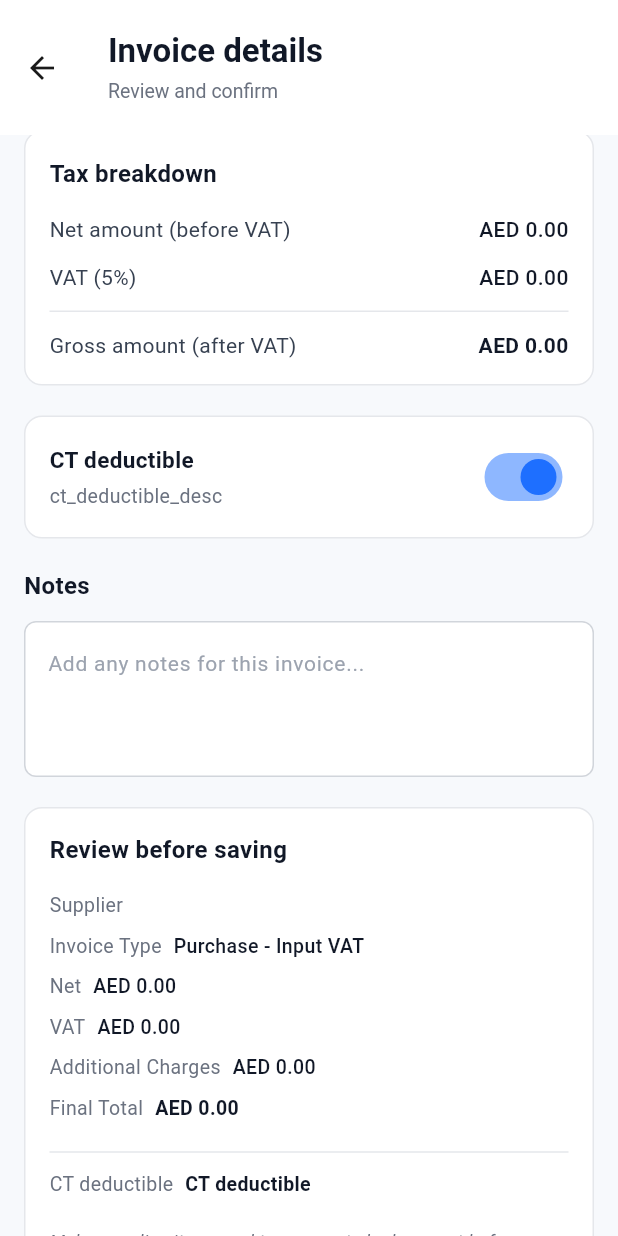
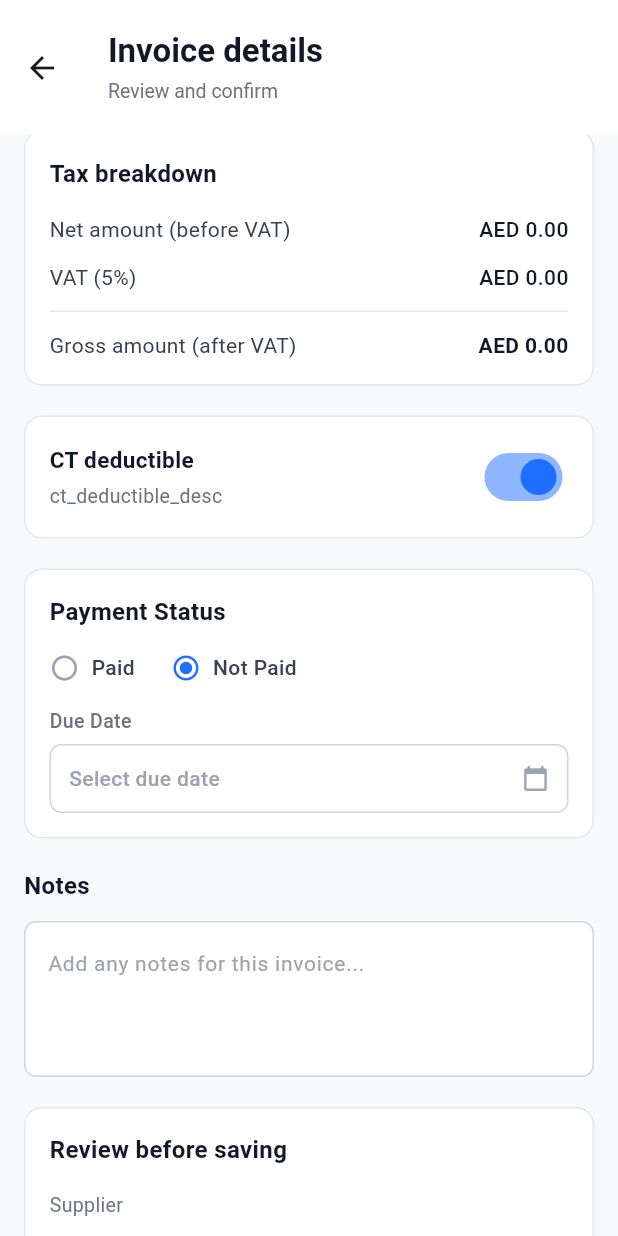
Before and after one commit to haram-333/fineye, a Flutter app: the InvoiceDetailsView screen opened by its route, scrolled down 1728 dp, on a phone screen of 412 x 824 dp. Run offline on Flutter 3.47's test engine with Material 3 defaults, Android fonts, the light colour scheme and no system bars; our stand-ins replace cloud_firestore, file_picker, firebase_auth, firebase_core, firebase_messaging, firebase_storage and 6 more; missing offline and left inert: crop_your_image, gal, google_mlkit_text_recognition, pdfx; accounts and stored records are empty; project files that could hold a hidden picture were left out.

Commit message:
Add payment status, due date, fix VAT calculation and dashboard issues

```diff
--- a/lib/core/translations/messages.dart
+++ b/lib/core/translations/messages.dart
@@ -443,7 +443,7 @@ class Messages extends Translations {
           'label_breakdown': 'Tax breakdown',
           'label_deadline_vat': 'Next VAT return deadline',
           'label_reminder': "We'll remind you before the filing date.",
-          'label_due_in_days': 'Due in {days} days',
+          'label_due_in_days': 'Due in @days days',
           'label_advance': 'Advance',
 
 
@@ -596,7 +596,7 @@ class Messages extends Translations {
           'label_gross_amount': 'Gross amount:',
           'label_vat_5_percent': 'VAT (5%):',
           'label_formula': 'Formula:',
-          'label_days_ago': '{days} days ago',
+          'label_days_ago': '@days days ago',
           'label_unknown_supplier': 'Unknown supplier',
 
           // Invoice Details
@@ -1032,15 +1032,15 @@ class Messages extends Translations {
           // Notification Time Stamps
           'notif_time_now': 'Now',
           'notif_time_just_now': 'Just now',
-          'notif_time_minutes_ago': '{count} minutes ago',
+          'notif_time_minutes_ago': '@count minutes ago',
           'notif_time_hour_ago': '1 hour ago',
-          'notif_time_hours_ago': '{count} hours ago',
+          'notif_time_hours_ago': '@count hours ago',
           'notif_time_today': 'Today',
           'notif_time_yesterday': 'Yesterday',
-          'notif_time_days_ago': '{count} days ago',
+          'notif_time_days_ago': '@count days ago',
           'notif_time_week_ago': '1 week ago',
-          'notif_time_weeks_ago': '{count} weeks ago',
-          'notif_time_due_in': 'Due in {count} days',
+          'notif_time_weeks_ago': '@count weeks ago',
+          'notif_time_due_in': 'Due in @count days',
           'notif_time_due_today': 'Due today',
           'notif_time_due_tomorrow': 'Due tomorrow',
           'notif_time_overdue': 'Overdue',
@@ -1415,7 +1415,7 @@ class Messages extends Translations {
           'label_breakdown': 'توزيع الضريبة',
           'label_deadline_vat': 'الموعد النهائي لتقديم VAT',
           'label_reminder': 'سنقوم بتذكيرك قبل تاريخ التقديم.',
-          'label_due_in_days': 'مستحق خلال {days} يوم',
+          'label_due_in_days': 'مستحق خلال @days يوم',
           'label_advance': 'دفعة مقدمة',
 
 
@@ -1605,7 +1605,7 @@ class Messages extends Translations {
           'label_gross_amount': 'المبلغ الإجمالي:',
           'label_vat_5_percent': 'الضريبة (5%):',
           'label_formula': 'الصيغة:',
-          'label_days_ago': 'منذ {days} يوم',
+          'label_days_ago': 'منذ @days يوم',
           'label_unknown_supplier': 'مورد غير معروف',
 
           // Invoice Details
@@ -2175,15 +2175,15 @@ class Messages extends Translations {
           // Notification Time Stamps
           'notif_time_now': 'الآن',
           'notif_time_just_now': 'الآن',
-          'notif_time_minutes_ago': 'منذ {count} دقيقة',
+          'notif_time_minutes_ago': 'منذ @count دقيقة',
           'notif_time_hour_ago': 'منذ ساعة',
-          'notif_time_hours_ago': 'منذ {count} ساعة',
+          'notif_time_hours_ago': 'منذ @count ساعة',
           'notif_time_today': 'اليوم',
           'notif_time_yesterday': 'أمس',
-          'notif_time_days_ago': 'منذ {count} يوم',
+          'notif_time_days_ago': 'منذ @count يوم',
           'notif_time_week_ago': 'منذ أسبوع',
-          'notif_time_weeks_ago': 'منذ {count} أسبوع',
-          'notif_time_due_in': 'مستحق خلال {count} يوم',
+          'notif_time_weeks_ago': 'منذ @count أسبوع',
+          'notif_time_due_in': 'مستحق خلال @count يوم',
           'notif_time_due_today': 'مستحق اليوم',
           'notif_time_due_tomorrow': 'مستحق غدًا',
           'notif_time_overdue': 'متأخر',
--- a/lib/data/models/invoice_model.dart
+++ b/lib/data/models/invoice_model.dart
@@ -64,6 +64,7 @@ class Invoice {
   final String notes;
   final bool isCtDeductible;
   final String vatActivity; // High, Medium, Low
+  final DateTime? dueDate; // Due date for unpaid invoices
 
   /// Optional Firestore user id (uid) of the owner of this invoice.
   /// Used for the `user_invoices` collection to scope invoices per user.
@@ -97,6 +98,7 @@ class Invoice {
     required this.notes,
     required this.isCtDeductible,
     required this.vatActivity,
+    this.dueDate,
     this.userId = '',
     this.imageUrl,
     this.firestoreDocId,
@@ -123,6 +125,7 @@ class Invoice {
       'notes': notes,
       'isCtDeductible': isCtDeductible,
       'vatActivity': vatActivity,
+      'dueDate': dueDate != null ? Timestamp.fromDate(dueDate!) : null,
       'userId': userId,
       'imageUrl': imageUrl,
       'risks': risks.map((r) => r.toMap()).toList(),
@@ -147,6 +150,7 @@ class Invoice {
       notes: map['notes'] ?? '',
       isCtDeductible: map['isCtDeductible'] ?? true,
       vatActivity: map['vatActivity'] ?? 'Low',
+      dueDate: (map['dueDate'] as Timestamp?)?.toDate(),
       userId: map['userId'] ?? '',
       imageUrl: map['imageUrl'] as String?,
       firestoreDocId: documentId, // Store the Firestore document ID
@@ -178,6 +182,7 @@ class Invoice {
     String? notes,
     bool? isCtDeductible,
     String? vatActivity,
+    DateTime? dueDate,
     List<InvoiceRisk>? risks,
     String? userId,
     String? imageUrl,
@@ -197,6 +202,7 @@ class Invoice {
       notes: notes ?? this.notes,
       isCtDeductible: isCtDeductible ?? this.isCtDeductible,
       vatActivity: vatActivity ?? this.vatActivity,
+      dueDate: dueDate ?? this.dueDate,
       userId: userId ?? this.userId,
       imageUrl: imageUrl ?? this.imageUrl,
       firestoreDocId: firestoreDocId ?? this.firestoreDocId,
--- a/lib/presentation/controllers/dashboard_controller.dart
+++ b/lib/presentation/controllers/dashboard_controller.dart
@@ -1,6 +1,6 @@
 import 'package:flutter/material.dart';
 import 'package:get/get.dart';
-import '../../core/constants/app_colors.dart';
+import 'package:intl/intl.dart';
 import '../../core/constants/app_routes.dart';
 import '../../core/services/snackbar_service.dart';
 import '../../domain/services/compliance_status_service.dart';
@@ -9,6 +9,7 @@ import '../views/dashboard/widgets/readiness_checklist_modal.dart';
 import 'company_profile_controller.dart';
 import 'invoice_list_controller.dart';
 import 'status_bar_controller.dart';
+import 'notifications_controller.dart';
 import '../../core/services/invoice_export_service.dart';
 
 
@@ -43,21 +44,22 @@ class DashboardController extends GetxController {
   final showSetupBanner = false.obs;
 
   // VAT Data
-  var vatTotalAmount = 'AED 2,890.00'.obs;
-  var vatPendingCount = '8'.obs;
-  var vatDeadlineDate = 'Due: 28 Jul 2025'.obs;
-  var vatDaysLeftCount = 10.obs;
+  var vatTotalAmount = 'AED 0.00'.obs;
+  var vatPendingCount = '0'.obs;
+  var vatDeadlineDate = 'Due: '.obs;
+  var vatDaysLeftCount = 0.obs;
+  var vatMonthTitle = 'Total VAT for '.obs; // Dynamic month title
 
   // VAT Breakdown (for "Why this amount?")
-  var vatOutputAmount = 'AED 4,500.00'.obs;
-  var vatInputAmount = 'AED -1,610.00'.obs;
+  var vatOutputAmount = 'AED 0.00'.obs;
+  var vatInputAmount = 'AED 0.00'.obs;
   var vatAdjustmentsAmount = 'AED 0.00'.obs;
 
   // Corporate Tax Data
-  var ctTotalAmount = 'AED 18,400.00'.obs;
+  var ctTotalAmount = 'AED 0.00'.obs;
   var ctNextPaymentType = 'Advance'.obs;
-  var ctDeadlineDate = 'Due: 15 Sep 2025'.obs;
-  var ctDaysLeftCount = 59.obs;
+  var ctDeadlineDate = 'Due: '.obs;
+  var ctDaysLeftCount = 0.obs;
 
   // Deadlines
   final vatDeadline = DateTime.now().obs;
@@ -116,13 +118,14 @@ class DashboardController extends GetxController {
       final invoiceController = Get.find<InvoiceListController>();
 
       final totalInvoices = invoiceController.invoices.length;
-      final reviewedInvoices = invoiceController.invoices.where((i) => i.status == 'Reviewed').length;
+      // Check for UNPAID invoices (status != 'Paid') - this is what "Action needed" should check
+      final unpaidInvoices = invoiceController.invoices.where((i) => i.status != 'Paid').length;
 
       // Update service with real data
-      // If there are 0 invoices, hasUnreviewedInvoices will be false (passes the check)
+      // If there are 0 unpaid invoices, hasUnreviewedInvoices will be false (passes the check)
       _complianceService.updateInvoiceStatus(
         totalInvoices: totalInvoices,
-        reviewedInvoices: reviewedInvoices,
+        reviewedInvoices: totalInvoices - unpaidInvoices, // Reviewed = Paid
       );
 
       // Count high-risk invoices based on risks property
@@ -182,35 +185,87 @@ class DashboardController extends GetxController {
     // Update compliance status from real invoice data
     updateComplianceFromInvoices();
 
-    vatDeadline.value = DateTime.now().add(const Duration(days: 10));
-    ctDeadline.value = DateTime.now().add(const Duration(days: 59));
+    // Calculate deadlines (default to end of current month + 28 days for VAT, end of quarter for CT)
+    final now = DateTime.now();
+    final currentMonthEnd = DateTime(now.year, now.month + 1, 0); // Last day of current month
+    vatDeadline.value = currentMonthEnd.add(const Duration(days: 28)); // VAT due 28 days after month end
 
-    // Set up notifications (can be enhanced to use real invoice data)
-    final pendingCount = invoiceController.invoices.where((i) => i.status == 'Pending').length;
-    recentNotifications.assignAll([
-      NotificationItem(
-        message: '$pendingCount invoices need review',
-        time: 'Today • 11:20',
-        category: 'System',
-      ),
-      NotificationItem(
-        message: 'VAT return draft is ready for review',
-        time: 'Yesterday • 18:05',
-        category: 'VAT',
-      ),
-      NotificationItem(
-        message: 'Corporate Tax reminder: confirm FY dates',
-        time: 'Mon • 09:30',
-        category: 'Corporate',
-      ),
-    ]);
+    // CT deadline: end of current quarter + 30 days
+    final currentQuarter = ((now.month - 1) ~/ 3) + 1;
+    final quarterEndMonth = currentQuarter * 3;
+    final quarterEnd = DateTime(now.year, quarterEndMonth + 1, 0);
+    ctDeadline.value = quarterEnd.add(const Duration(days: 30));
+
+    // Update deadline dates and days left
+    _updateDeadlineDates();
+
+    // Load real notifications from NotificationsController
+    _loadRealNotifications();
 
     hasHighRiskInvoices.value = invoiceController.invoices.any(
       (i) => i.hasHighRisk,
     );
   }
 
+  void _updateDeadlineDates() {
+    final now = DateTime.now();
+
+    // VAT deadline
+    final vatDaysLeft = vatDeadline.value.difference(now).inDays;
+    vatDaysLeftCount.value = vatDaysLeft > 0 ? vatDaysLeft : 0;
+    vatDeadlineDate.value = 'Due: ${DateFormat('dd MMM yyyy').format(vatDeadline.value)}';
+
+    // CT deadline
+    final ctDaysLeft = ctDeadline.value.difference(now).inDays;
+    ctDaysLeftCount.value = ctDaysLeft > 0 ? ctDaysLeft : 0;
+    ctDeadlineDate.value = 'Due: ${DateFormat('dd MMM yyyy').format(ctDeadline.value)}';
+  }
+
+  void _loadRealNotifications() {
+    // Try to get notifications from NotificationsController
+    if (Get.isRegistered<NotificationsController>()) {
+      final notificationsController = Get.find<NotificationsController>();
+      // Get first 3 notifications
+      final notifications = notificationsController.filteredNotifications.take(3).map((n) {
+        return NotificationItem(
+          message: n.message,
+          time: n.time,
+          category: _mapNotificationTypeToCategory(n.type),
+        );
+      }).toList();
+      recentNotifications.assignAll(notifications);
+    } else {
+      // Fallback: use invoice-based notifications
+      if (Get.isRegistered<InvoiceListController>()) {
+        final invoiceController = Get.find<InvoiceListController>();
+        final unpaidCount = invoiceController.invoices.where((i) => i.status != 'Paid').length;
+        recentNotifications.assignAll([
+          if (unpaidCount > 0)
+            NotificationItem(
+              message: '$unpaidCount invoices need review',
+              time: 'Today',
+              category: 'System',
+            ),
+        ]);
+      }
+    }
+  }
+
+  String _mapNotificationTypeToCategory(dynamic type) {
+    if (type.toString().contains('vat')) return 'VAT';
+    if (type.toString().contains('corporate') || type.toString().contains('ct')) return 'Corporate';
+    return 'System';
+  }
+
   void _calculateTotalsFromInvoices(List<Invoice> invoices) {
+    final now = DateTime.now();
+    final currentMonth = now.month;
+    final currentYear = now.year;
+
+    // Update month title dynamically
+    final monthName = DateFormat('MMM').format(now);
+    vatMonthTitle.value = 'Total VAT for $monthName';
+
     if (invoices.isEmpty) {
       // Set default values if no invoices
       vatTotalAmount.value = 'AED 0.00';
@@ -218,6 +273,7 @@ class DashboardController extends GetxController {
       vatInputAmount.value = 'AED 0.00';
       vatAdjustmentsAmount.value = 'AED 0.00';
       vatPendingCount.value = '0';
+      ctTotalAmount.value = 'AED 0.00';
       invoiceCount.value = 0;
       totalExpenses.value = 0.0;
       totalVAT.value = 0.0;
@@ -227,32 +283,43 @@ class DashboardController extends GetxController {
     // Calculate totals
     invoiceCount.value = invoices.length;
 
-    // Total expenses (gross amounts)
-    totalExpenses.value = invoices.fold(0.0, (sum, inv) => sum + inv.grossAmount);
+    // Filter invoices for CURRENT MONTH only
+    final currentMonthInvoices = invoices.where((inv) {
+      return inv.date.year == currentYear && inv.date.month == currentMonth;
+    }).toList();
 
-    // Total VAT
-    totalVAT.value = invoices.fold(0.0, (sum, inv) => sum + inv.vatAmount);
+    // Total expenses (gross amounts) for current month
+    totalExpenses.value = currentMonthInvoices.fold(0.0, (sum, inv) => sum + inv.grossAmount);
 
-    // Pending invoices count
-    final pendingCount = invoices.where((inv) => inv.status == 'Pending').length;
-    vatPendingCount.value = pendingCount.toString();
-    unverifiedInvoiceCount.value = pendingCount;
+    // Total VAT for current month
+    totalVAT.value = currentMonthInvoices.fold(0.0, (sum, inv) => sum + inv.vatAmount);
 
-    // VAT Input (from purchases/invoices) - assuming all invoices are purchases for now
-    final inputVat = invoices.fold(0.0, (sum, inv) => sum + inv.vatAmount);
+    // Pending invoices count (unpaid invoices)
+    final unpaidCount = invoices.where((inv) => inv.status != 'Paid').length;
+    vatPendingCount.value = unpaidCount.toString();
+    unverifiedInvoiceCount.value = unpaidCount;
+
+    // VAT Input (from purchases/invoices) for current month - assuming all invoices are purchases for now
+    final inputVat = currentMonthInvoices.fold(0.0, (sum, inv) => sum + inv.vatAmount);
 
     // VAT Output - would need separate sales invoices, for now assume 0
     // In a real app, you'd filter invoices by type (purchase vs sales)
     final outputVat = 0.0;
 
-    // VAT Total (Output - Input)
-    final vatTotal = outputVat - inputVat;
+    // VAT Total = Sum of all VAT amounts from invoices (what user sees as "Total VAT")
+    final vatTotal = currentMonthInvoices.fold(0.0, (sum, inv) => sum + inv.vatAmount);
 
     // Format amounts
-    vatTotalAmount.value = _formatAmount(vatTotal.abs());
+    vatTotalAmount.value = _formatAmount(vatTotal); // Show total VAT from invoices
     vatInputAmount.value = _formatAmount(-inputVat); // Negative for input
     vatOutputAmount.value = _formatAmount(outputVat);
     vatAdjustmentsAmount.value = 'AED 0.00';
+
+    // Calculate Corporate Tax Total from CT deductible invoices
+    // CT deductible = invoices where isCtDeductible is true
+    final ctDeductibleInvoices = invoices.where((inv) => inv.isCtDeductible).toList();
+    final ctTotal = ctDeductibleInvoices.fold(0.0, (sum, inv) => sum + inv.grossAmount);
+    ctTotalAmount.value = _formatAmount(ctTotal);
   }
 
   String _formatAmount(double amount) {
--- a/lib/presentation/views/dashboard/dashboard_view.dart
+++ b/lib/presentation/views/dashboard/dashboard_view.dart
@@ -120,7 +120,7 @@ class DashboardView extends GetView<DashboardController> {
                           _buildOverviewCard(
                             color: iconColor,
                             backgroundColor: baseColor,
-                            title: 'total_vat_jun'.tr,
+                            title: controller.vatMonthTitle.value,
                             badgeText: 'VAT',
                             summaryLabel: 'label_summary'.tr,
                             firstDatumLabel: 'label_total_vat'.tr,
@@ -595,9 +595,13 @@ _buildOverviewCard(
           // Switch to invoices tab
           Get.find<MainController>().changeTabIndex(1);
 
+          // Filter to show unpaid invoices (status != 'Paid')
           if (Get.isRegistered<InvoiceListController>()) {
             final invoiceController = Get.find<InvoiceListController>();
-            invoiceController.setRiskFilter('with_risk');
+            // Clear any existing filters and show unpaid invoices
+            invoiceController.searchController.clear();
+            // The invoice list will show all invoices, but we can filter by status
+            // For now, just navigate - the user can see all invoices including unpaid ones
           }
 
       },
--- a/lib/presentation/views/invoices/invoice_details_view.dart
+++ b/lib/presentation/views/invoices/invoice_details_view.dart
@@ -103,6 +103,10 @@ class InvoiceDetailsView extends GetView<InvoiceDetailsController> {
 
               // 10. CT Deductible
               _buildCtDeductible(),
+              const SizedBox(height: 20),
+
+              // 10.5. Payment Status
+              _buildPaymentStatusSection(),
               const SizedBox(height: 20),
 
               // 11. Notes
@@ -1203,6 +1207,99 @@ class InvoiceDetailsView extends GetView<InvoiceDetailsController> {
     );
   }
 
+  // 10.5. Payment Status
+  Widget _buildPaymentStatusSection() {
+    return Container(
+      padding: const EdgeInsets.all(16),
+      decoration: BoxDecoration(
+        color: Colors.white,
+        borderRadius: BorderRadius.circular(12),
+        border: Border.all(color: const Color(0xFFE5E7EB)),
+      ),
+      child: Column(
+        crossAxisAlignment: CrossAxisAlignment.start,
+        children: [
+          Text(
+            'Payment Status',
+            style: const TextStyle(fontWeight: FontWeight.bold, fontSize: 16, color: Color(0xFF111827)),
+          ),
+          const SizedBox(height: 16),
+          // Radio buttons for Paid/Not Paid
+          Obx(() => Row(
+            children: [
+              _buildPaymentRadioOption('Paid', true),
+              const SizedBox(width: 24),
+              _buildPaymentRadioOption('Not Paid', false),
+            ],
+          )),
+          const SizedBox(height: 16),
+          // Due date picker (only show when Not Paid is selected)
+          Obx(() {
+            if (controller.isPaid.value) {
+              return const SizedBox.shrink();
+            }
+            return Column(
+              crossAxisAlignment: CrossAxisAlignment.start,
+              children: [
+                Text(
+                  'Due Date',
+                  style: const TextStyle(fontSize: 13, fontWeight: FontWeight.w500, color: Color(0xFF6B7280)),
+                ),
+                const SizedBox(height: 6),
+                GestureDetector(
+                  onTap: controller.selectDueDate,
+                  child: Container(
+                    padding: const EdgeInsets.symmetric(horizontal: 12, vertical: 12),
+                    decoration: BoxDecoration(
+                      color: Colors.white,
+                      border: Border.all(color: const Color(0xFFD1D5DB)),
+                      borderRadius: BorderRadius.circular(8),
+                    ),
+                    child: Row(
+                      mainAxisAlignment: MainAxisAlignment.spaceBetween,
+                      children: [
+                        Text(
+                          controller.dueDate.value != null
+                              ? DateFormat('dd MMM yyyy').format(controller.dueDate.value!)
+                              : 'Select due date',
+                          style: TextStyle(
+                            fontSize: 14,
+                            color: controller.dueDate.value != null
+                                ? const Color(0xFF111827)
+                                : const Color(0xFF9CA3AF),
+                            fontWeight: FontWeight.w500,
+                          ),
+                        ),
+                        const Icon(Icons.calendar_today, size: 18, color: Color(0xFF9CA3AF)),
+                      ],
+                    ),
+                  ),
+                ),
+              ],
+            );
+          }),
+        ],
+      ),
+    );
+  }
+
+  Widget _buildPaymentRadioOption(String label, bool value) {
+    return GestureDetector(
+      onTap: () => controller.isPaid.value = value,
+      child: Row(
+        children: [
+          Icon(
+            controller.isPaid.value == value ? Icons.radio_button_checked : Icons.radio_button_off,
+            color: controller.isPaid.value == value ? const Color(0xFF1E6FFF) : const Color(0xFF9CA3AF),
+            size: 20,
+          ),
+          const SizedBox(width: 8),
+          Text(label, style: const TextStyle(fontSize: 14, fontWeight: FontWeight.w500, color: Color(0xFF374151))),
+        ],
+      ),
+    );
+  }
+
   // 11. Notes
   Widget _buildNotesSection() {
     return Column(
--- a/lib/presentation/views/invoices/invoice_list_view.dart
+++ b/lib/presentation/views/invoices/invoice_list_view.dart
@@ -383,7 +383,7 @@ class InvoiceListView extends GetView<InvoiceListController> {
         return SliverFillRemaining(
           hasScrollBody: false,
           child: Padding(
-            padding: const EdgeInsets.all(40),
+            padding: const EdgeInsets.fromLTRB(40, 40, 40, 140),
             child: Column(
               mainAxisAlignment: MainAxisAlignment.center,
               children: [
```
Also changed, not shown: lib/presentation/controllers/invoice_details_controller.dart (+57 -5 lines).
